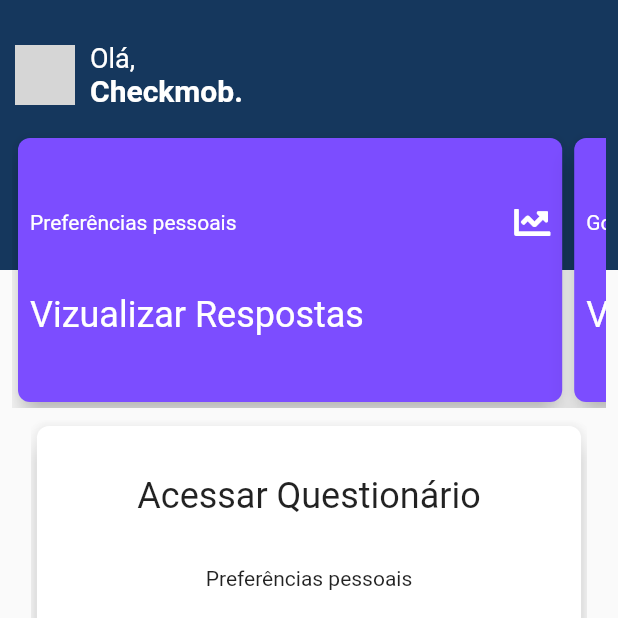
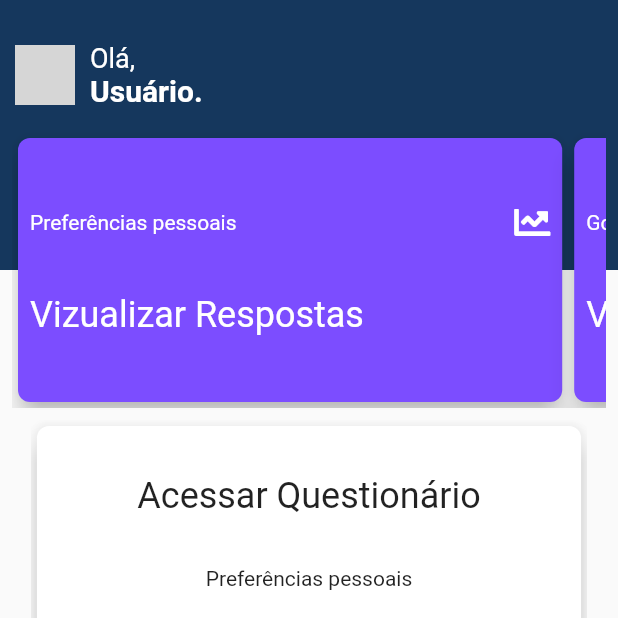
Before and after one commit to Dorvet1/popquiz, a Flutter app: the screen it shows after launch, on a phone screen of 412 x 824 dp, the top half of it. Run offline on Flutter 3.47's test engine with Material 2 defaults, Android fonts, the phone set to English and light mode, and no system bars; our stand-ins replace dartz, dio, flutter_modular, font_awesome_flutter, mobx; missing offline and left inert: mockito; generated files the repository leaves out were written again; grey boxes are pictures that could not be loaded.

Commit message:
ALTERAÇÃO

```diff
--- a/lib/app/modules/home/presenter/pages/home_page.dart
+++ b/lib/app/modules/home/presenter/pages/home_page.dart
@@ -84,7 +84,7 @@ class _HomePageState extends State<HomePage> {
                         fontWeight: FontWeight.w400),
                   ),
                   TextSpan(
-                      text: 'Checkmob.',
+                      text: 'Usuário.',
                       style: TextStyle(
                           fontSize: 20,
                           color: Colors.white,
```
